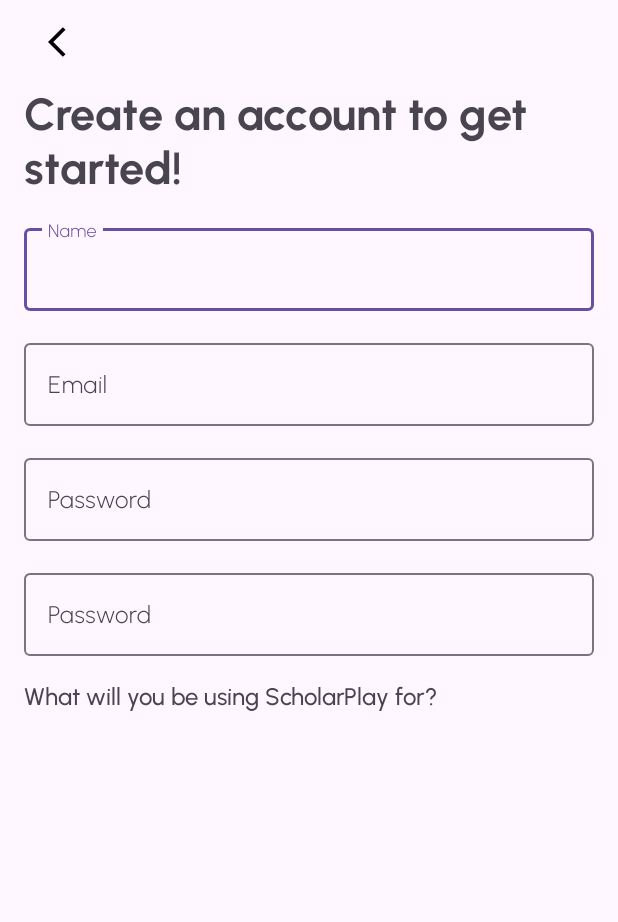
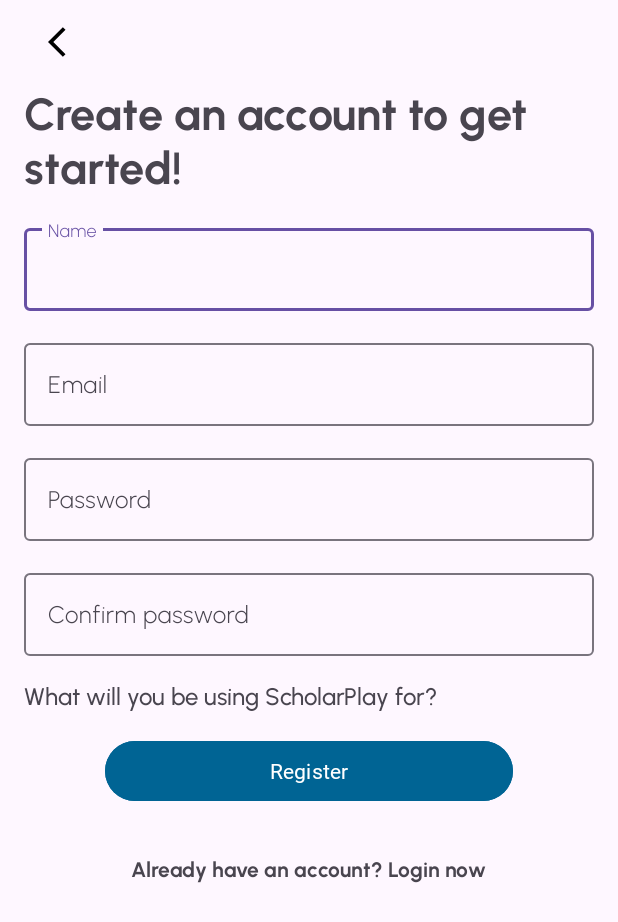
Before and after one commit to Team-Z-Proyecto-moviles/ScholarPlay-App, an Android app: the fragment RegisterFragment shown on its own in the app's theme, on a phone screen of 412 x 824 dp. Shown: the top 922 px of the screen. Run offline under Robolectric (Android 15) with nearby library versions, the light colour scheme and no system bars; our stand-ins replace data binding.

Commit message:
Add: RegisterWorking with test API

```diff
--- a/ScholarPlay/app/src/main/java/com/example/scholarplay/network/service/AuthService.kt
+++ b/ScholarPlay/app/src/main/java/com/example/scholarplay/network/service/AuthService.kt
@@ -2,6 +2,8 @@
 
 import com.example.scholarplay.network.dto.login.LoginRequest
 import com.example.scholarplay.network.dto.login.LoginResponse
+import com.example.scholarplay.network.dto.register.RegisterRequest
+import com.example.scholarplay.network.dto.register.RegisterResponse
 import retrofit2.http.Body
 import retrofit2.http.POST
 
@@ -9,4 +11,7 @@
 
     @POST("api/auth/login")
     suspend fun login(@Body credentials: LoginRequest): LoginResponse
+
+    @POST("api/auth/register")
+    suspend fun registerStudent(@Body credentials: RegisterRequest): RegisterResponse
 }
--- a/ScholarPlay/app/src/main/java/com/example/scholarplay/ui/login/LoginFragment.kt
+++ b/ScholarPlay/app/src/main/java/com/example/scholarplay/ui/login/LoginFragment.kt
@@ -7,6 +7,7 @@
 import android.view.ViewGroup
 import android.widget.Toast
 import androidx.fragment.app.activityViewModels
+import androidx.navigation.findNavController
 import androidx.navigation.fragment.findNavController
 import com.example.scholarplay.R
 import com.example.scholarplay.ScholarPlayApplication
@@ -39,6 +40,10 @@
 
         setViewModel()
         observeStatus()
+
+        binding.createAccountTextView.setOnClickListener {
+            it.findNavController().navigate(R.id.action_loginFragment3_to_registerFragment)
+        }
 
     }
 
--- a/ScholarPlay/app/src/main/java/com/example/scholarplay/ui/login/viewmodel/LoginViewmodel.kt
+++ b/ScholarPlay/app/src/main/java/com/example/scholarplay/ui/login/viewmodel/LoginViewmodel.kt
@@ -16,6 +16,7 @@
 class LoginViewmodel (private val repository: CredentialsRepository): ViewModel() {
     var email = MutableLiveData("")
     var password = MutableLiveData("")
+
 
     private val _status = MutableLiveData<LoginUiStatus>(LoginUiStatus.Resume)
     val status: MutableLiveData<LoginUiStatus>
@@ -45,6 +46,7 @@
         when {
             email.value.isNullOrEmpty() -> return false
             password.value.isNullOrEmpty() -> return false
+
         }
 
         return true
--- a/ScholarPlay/app/src/main/java/com/example/scholarplay/ui/register/RegisterFragment.kt
+++ b/ScholarPlay/app/src/main/java/com/example/scholarplay/ui/register/RegisterFragment.kt
@@ -5,56 +5,75 @@
 import android.view.LayoutInflater
 import android.view.View
 import android.view.ViewGroup
+import android.widget.Toast
+import androidx.fragment.app.activityViewModels
+import androidx.navigation.findNavController
+import androidx.navigation.fragment.findNavController
 import com.example.scholarplay.R
+import com.example.scholarplay.databinding.FragmentRegisterBinding
+import com.example.scholarplay.ui.register.viewmodel.RegisterViewModel
 
-// TODO: Rename parameter arguments, choose names that match
-// the fragment initialization parameters, e.g. ARG_ITEM_NUMBER
-private const val ARG_PARAM1 = "param1"
-private const val ARG_PARAM2 = "param2"
 
-/**
- * A simple [Fragment] subclass.
- * Use the [RegisterFragment.newInstance] factory method to
- * create an instance of this fragment.
- */
 class RegisterFragment : Fragment() {
-    // TODO: Rename and change types of parameters
-    private var param1: String? = null
-    private var param2: String? = null
 
-    override fun onCreate(savedInstanceState: Bundle?) {
-        super.onCreate(savedInstanceState)
-        arguments?.let {
-            param1 = it.getString(ARG_PARAM1)
-            param2 = it.getString(ARG_PARAM2)
-        }
+    private val registerViewModel : RegisterViewModel by activityViewModels {
+        RegisterViewModel.Factory
     }
+
+    private lateinit var binding: FragmentRegisterBinding
+
+
 
     override fun onCreateView(
         inflater: LayoutInflater, container: ViewGroup?,
         savedInstanceState: Bundle?
     ): View? {
-        // Inflate the layout for this fragment
-        return inflater.inflate(R.layout.fragment_register, container, false)
+        binding = FragmentRegisterBinding.inflate(inflater, container, false)
+        return binding.root
     }
 
-    companion object {
-        /**
-         * Use this factory method to create a new instance of
-         * this fragment using the provided parameters.
-         *
-         * @param param1 Parameter 1.
-         * @param param2 Parameter 2.
-         * @return A new instance of fragment RegisterFragment.
-         */
-        // TODO: Rename and change types and number of parameters
-        @JvmStatic
-        fun newInstance(param1: String, param2: String) =
-            RegisterFragment().apply {
-                arguments = Bundle().apply {
-                    putString(ARG_PARAM1, param1)
-                    putString(ARG_PARAM2, param2)
-                }
+    override fun onViewCreated(view: View, savedInstanceState: Bundle?) {
+        super.onViewCreated(view, savedInstanceState)
+
+        setViewmodel()
+        observeStatus()
+
+        binding.goToLoginTextView.setOnClickListener {
+            it.findNavController().navigate(R.id.action_registerFragment_to_loginFragment3)
+        }
+    }
+
+    private fun setViewmodel(){
+
+        binding.viewmodel = registerViewModel
+
+    }
+
+    private fun observeStatus(){
+        registerViewModel.status.observe(viewLifecycleOwner){ status ->
+            handleUiStatus(status)
+
+        }
+    }
+
+    private fun handleUiStatus(status: RegisterUiStatus){
+        when(status){
+            is RegisterUiStatus.Error -> {
+                Toast.makeText(requireContext(), "An error has ocurred", Toast.LENGTH_SHORT).show()
             }
+
+            is RegisterUiStatus.ErrorWithMessage -> {
+                Toast.makeText(requireContext(), status.message, Toast.LENGTH_SHORT).show()
+            }
+            is RegisterUiStatus.Success -> {
+                registerViewModel.clearStatus()
+                registerViewModel.clearData()
+                findNavController().navigate(R.id.action_registerFragment_to_loginFragment3)
+            }
+
+            else -> {}
+        }
     }
+
+
 }
--- /dev/null
+++ b/ScholarPlay/app/src/main/java/com/example/scholarplay/ui/register/viewmodel/RegisterViewModel.kt
@@ -0,0 +1,82 @@
+package com.example.scholarplay.ui.register.viewmodel
+
+import android.text.Spannable.Factory
+import androidx.lifecycle.LiveData
+import androidx.lifecycle.MutableLiveData
+import androidx.lifecycle.ViewModel
+import androidx.lifecycle.ViewModelProvider.AndroidViewModelFactory.Companion.APPLICATION_KEY
+import androidx.lifecycle.viewModelScope
+import androidx.lifecycle.viewmodel.initializer
+import androidx.lifecycle.viewmodel.viewModelFactory
+import com.example.scholarplay.ScholarPlayApplication
+import com.example.scholarplay.network.ApiResponse
+import com.example.scholarplay.repository.CredentialsRepository
+import com.example.scholarplay.ui.register.RegisterUiStatus
+import kotlinx.coroutines.launch
+
+class RegisterViewModel(private val repository: CredentialsRepository) : ViewModel() {
+    var name = MutableLiveData("")
+    var email = MutableLiveData("")
+    var password = MutableLiveData("")
+    var confirmpassword = MutableLiveData("")
+
+    private val _status = MutableLiveData<RegisterUiStatus>(RegisterUiStatus.Resume)
+    val status: LiveData<RegisterUiStatus>
+        get() = _status
+
+    private fun register(name: String, email: String, password: String) {
+        viewModelScope.launch {
+            _status.postValue(
+                when(val response = repository.register(name, email, password)){
+                    is ApiResponse.Error -> RegisterUiStatus.Error(response.exception)
+                    is ApiResponse.ErrorWithMessege -> RegisterUiStatus.ErrorWithMessage(response.messege)
+                    is ApiResponse.Succes -> RegisterUiStatus.Success
+                }
+            )
+        }
+    }
+
+    fun onRegister() {
+        if (!validateData()) {
+            _status.value = RegisterUiStatus.ErrorWithMessage("Wrong information")
+            return
+        }
+
+        register(name.value!!, email.value!!, password.value!!)
+        }
+
+
+    private fun validateData(): Boolean {
+        when {
+
+            name.value.isNullOrEmpty() -> return false
+            email.value.isNullOrEmpty() -> return false
+            password.value.isNullOrEmpty() -> return false
+            password.value != confirmpassword.value -> return false
+
+
+        }
+        return true
+    }
+
+    fun clearStatus(){
+        _status.value = RegisterUiStatus.Resume
+    }
+
+    fun clearData() {
+        name.value = ""
+        email.value = ""
+        password.value = ""
+        confirmpassword.value =""
+
+    }
+
+    companion object {
+        val Factory = viewModelFactory {
+            initializer {
+                val app = this[APPLICATION_KEY] as ScholarPlayApplication
+                RegisterViewModel(app.credentialsRepository)
+            }
+        }
+    }
+}
--- a/ScholarPlay/app/src/main/res/layout/fragment_login.xml
+++ b/ScholarPlay/app/src/main/res/layout/fragment_login.xml
@@ -57,7 +57,8 @@
             android:layout_width="match_parent"
             android:layout_height="wrap_content"
             android:fontFamily="@font/urbanist_light"
-            android:text="@={viewmodel.email}"/>
+            android:text="@={viewmodel.email}"
+            android:inputType="textEmailAddress"/>
 
     </com.google.android.material.textfield.TextInputLayout>
 
@@ -77,7 +78,8 @@
             android:layout_width="match_parent"
             android:layout_height="wrap_content"
             android:fontFamily="@font/urbanist_light"
-            android:text="@={viewmodel.password}"/>
+            android:text="@={viewmodel.password}"
+            android:inputType="textPassword"/>
 
     </com.google.android.material.textfield.TextInputLayout>
 
--- a/ScholarPlay/app/src/main/res/layout/fragment_register.xml
+++ b/ScholarPlay/app/src/main/res/layout/fragment_register.xml
@@ -1,7 +1,14 @@
 <?xml version="1.0" encoding="utf-8"?>
-<LinearLayout xmlns:android="http://schemas.android.com/apk/res/android"
-    xmlns:app="http://schemas.android.com/apk/res-auto"
-    xmlns:tools="http://schemas.android.com/tools"
+<layout xmlns:tools="http://schemas.android.com/tools"
+    xmlns:android="http://schemas.android.com/apk/res/android"
+    xmlns:app="http://schemas.android.com/apk/res-auto">
+
+    <data>
+        <variable
+            name="viewmodel"
+            type="com.example.scholarplay.ui.register.viewmodel.RegisterViewModel" />
+    </data>
+<LinearLayout
     android:layout_width="match_parent"
     android:layout_height="match_parent"
     tools:context=".ui.register.RegisterFragment"
@@ -39,6 +46,8 @@
             android:layout_width="match_parent"
             android:layout_height="wrap_content"
             android:fontFamily="@font/urbanist_light"
+            android:text="@={viewmodel.name}"
+            android:inputType="textPersonName"
             />
 
     </com.google.android.material.textfield.TextInputLayout>
@@ -57,6 +66,8 @@
             android:layout_width="match_parent"
             android:layout_height="wrap_content"
             android:fontFamily="@font/urbanist_light"
+            android:text="@={viewmodel.email}"
+            android:inputType="textEmailAddress"
             />
 
     </com.google.android.material.textfield.TextInputLayout>
@@ -74,6 +85,8 @@
             android:layout_width="match_parent"
             android:layout_height="wrap_content"
             android:fontFamily="@font/urbanist_light"
+            android:text="@={viewmodel.password}"
+            android:inputType="textPassword"
             />
 
     </com.google.android.material.textfield.TextInputLayout>
@@ -81,7 +94,7 @@
         android:id="@+id/confirmpassword_register_textfield"
         android:layout_width="match_parent"
         android:layout_height="wrap_content"
-        android:hint="@string/password_label"
+        android:hint="@string/confirm_password_label"
         android:layout_marginBottom="@dimen/medium_gap"
         android:layout_marginStart="@dimen/medium_gap"
         android:layout_marginEnd="@dimen/medium_gap">
@@ -90,6 +103,9 @@
             android:layout_width="match_parent"
             android:layout_height="wrap_content"
             android:fontFamily="@font/urbanist_light"
+            android:text="@={viewmodel.confirmpassword}"
+            android:inputType="textPassword"
+
             />
 
     </com.google.android.material.textfield.TextInputLayout>
@@ -107,14 +123,28 @@
 
     </TextView>
 
+    <Button
+        android:id="@+id/register_button"
+        android:layout_width="272dp"
+        android:layout_height="wrap_content"
+        android:text="@string/register_label"
+        android:layout_gravity="center"
+        android:backgroundTint="@color/buttoncolor"
+        android:fontFamily="@font/urbanist_semibold"
+        android:onClick="@{() -> viewmodel.onRegister()}"/>
 
+    <TextView
+        android:id="@+id/go_to_login_text_view"
+        android:layout_width="wrap_content"
+        android:layout_height="wrap_content"
+        android:text="@string/create_account_label"
+        android:layout_gravity="center"
+        android:layout_marginTop="@dimen/big_gap"
+        android:fontFamily="@font/urbanist_bold">
 
-
-
-
-
-
-
+    </TextView>
 
 
 </LinearLayout>
+
+</layout>
--- a/ScholarPlay/app/src/main/res/values/strings.xml
+++ b/ScholarPlay/app/src/main/res/values/strings.xml
@@ -10,4 +10,7 @@
     <string name="register_instruction">Create an account to get started!</string>
     <string name="name_label">Name</string>
     <string name="occupation_question">What will you be using ScholarPlay for?</string>
+    <string name="register_label">Register</string>
+    <string name="create_account_label">Already have an account? Login now</string>
+    <string name="confirm_password_label">Confirm password</string>
 </resources>
```
Also changed, not shown: ScholarPlay/app/src/main/java/com/example/scholarplay/network/dto/register/RegisterRequest.kt (added, +8 -0 lines), ScholarPlay/app/src/main/java/com/example/scholarplay/network/dto/register/RegisterResponse.kt (added, +7 -0 lines), ScholarPlay/app/src/main/java/com/example/scholarplay/repository/CredentialsRepository.kt (+16 -0 lines), ScholarPlay/app/src/main/java/com/example/scholarplay/ui/register/RegisterUiStatus.kt (added, +10 -0 lines), ScholarPlay/app/src/main/res/navigation/nav_graph.xml (+12 -0 lines).
